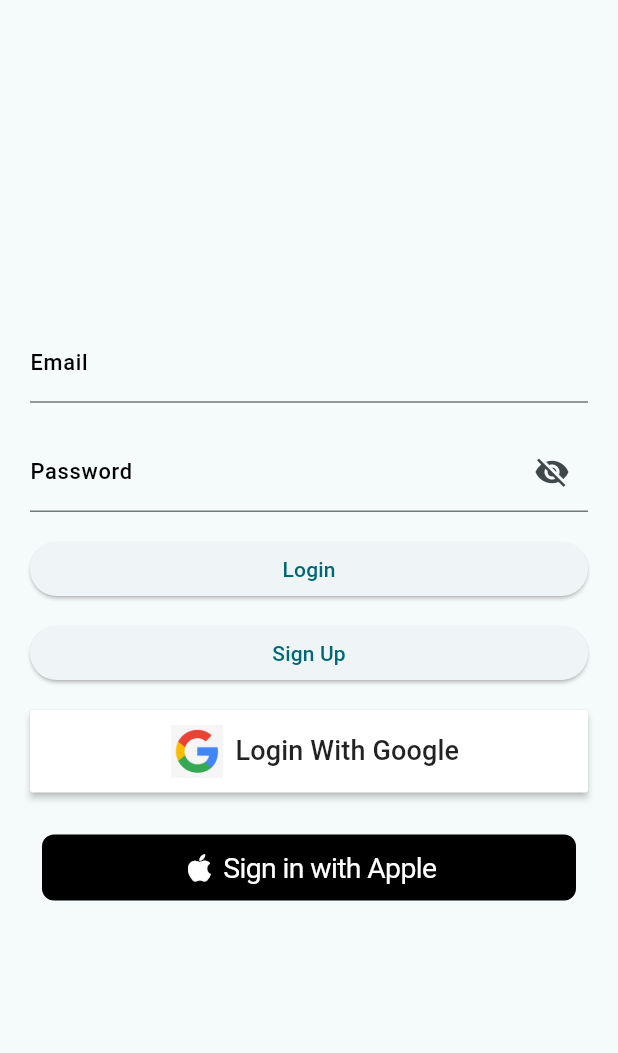
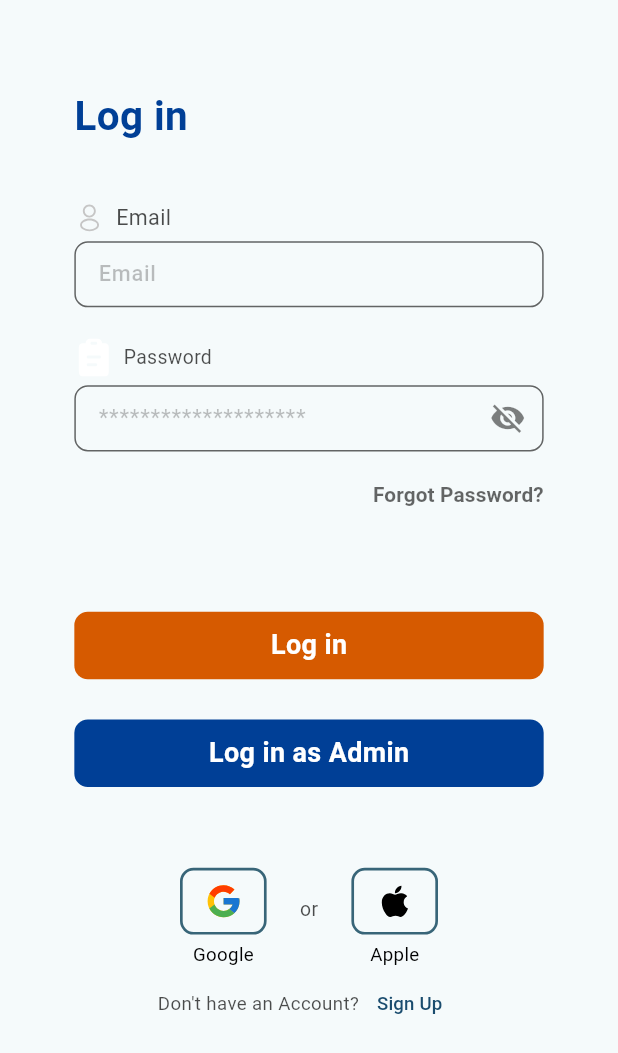
Before and after one commit to suliman1474/medico, a Flutter app: the LoginScreen screen opened directly, on a phone screen of 412 x 824 dp. Shown: the top 1053 px of the screen. Run offline on Flutter 3.47's test engine with Material 3 defaults, Android fonts, the phone set to English and light mode, and no system bars; drawn by our look-alikes of sign_in_with_apple; our stand-ins replace cached_network_image, cloud_firestore, device_preview, dio, firebase_auth, firebase_core and 8 more; accounts and stored records are empty; project files that could hold a hidden picture were left out.

Commit message:
sign up and login page completed

```diff
--- a/lib/core/icons.dart
+++ b/lib/core/icons.dart
@@ -31,6 +31,8 @@ class IconConstant {
   static String icCollege = 'assets/icons/college.svg';
   static String icEdit = 'assets/icons/edit.svg';
   static String icGmail = 'assets/icons/gmail.png';
+  static String icApple = 'assets/icons/apple.svg';
+  static String icGoogle = 'assets/icons/google.svg';
   static String icInsta = 'assets/icons/instagram.png';
   static String icWhatsapp = 'assets/icons/whatsapp.png';
 }
--- a/lib/routes.dart
+++ b/lib/routes.dart
@@ -2,6 +2,8 @@
 
 import 'package:get/get_navigation/src/routes/get_route.dart';
 import 'package:get/get_navigation/src/routes/transitions_type.dart';
+import 'package:medico/screens/Authentication/login_screen.dart';
+import 'package:medico/screens/Authentication/signup_screen.dart';
 import 'package:medico/screens/home/about_screen.dart';
 import 'package:medico/screens/home/home_screen.dart';
 import 'package:medico/screens/home/main_page.dart';
@@ -19,6 +21,12 @@ Routes() => [
       GetPage(
         name: '/splash',
         page: () => const SplashScreen(),
+        transition: Transition.leftToRightWithFade,
+        transitionDuration: const Duration(milliseconds: 600),
+      ),
+      GetPage(
+        name: '/login',
+        page: () => const LoginScreen(),
         transition: Transition.leftToRightWithFade,
         transitionDuration: const Duration(milliseconds: 600),
       ),
@@ -46,4 +54,10 @@ Routes() => [
         transition: Transition.leftToRightWithFade,
         transitionDuration: const Duration(milliseconds: 600),
       ),
+      GetPage(
+        name: '/signup',
+        page: () => const SignUpScreen(),
+        transition: Transition.leftToRightWithFade,
+        transitionDuration: const Duration(milliseconds: 600),
+      ),
     ];
--- a/lib/screens/Authentication/login.dart
+++ /dev/null
@@ -1,10 +0,0 @@
-import 'package:flutter/cupertino.dart';
-
-class Login extends StatelessWidget {
-  const Login({super.key});
-
-  @override
-  Widget build(BuildContext context) {
-    return Container(child: Text('Login in file empty text'));
-  }
-}
--- a/lib/screens/Authentication/login_screen.dart
+++ b/lib/screens/Authentication/login_screen.dart
@@ -1,8 +1,13 @@
 import 'package:flutter/material.dart';
+import 'package:flutter_screenutil/flutter_screenutil.dart';
 import 'package:get/get.dart';
-import 'package:sign_in_with_apple/sign_in_with_apple.dart';
+import 'package:medico/core/app_export.dart';
+import 'package:medico/widgets/auth_screen_button.dart';
+import 'package:medico/widgets/social_button.dart';
 
 import '../../controllers/auth_controller.dart';
+import '../../core/text_theme.dart';
+import '../../widgets/custom_image_view.dart';
 
 class LoginScreen extends StatefulWidget {
   const LoginScreen({super.key});
@@ -26,16 +31,44 @@ class _LoginScreenState extends State<LoginScreen> {
   @override
   Widget build(BuildContext context) {
     return Scaffold(
-      body: Center(
-        child: Padding(
-          padding: const EdgeInsets.all(20),
-          child: Obx(() {
-            return Form(
+      body: Obx(() {
+        return Column(
+          crossAxisAlignment: CrossAxisAlignment.center,
+          children: [
+            SizedBox(
+              width: 322.w,
+              child: Form(
                 key: _formKey,
                 child: OverflowBar(
-                overflowSpacing: 20,
+                  overflowSpacing: 5,
                   children: [
-                  TextFormField(
+                    SizedBox(
+                      height: 60.h,
+                    ),
+                    Row(
+                      mainAxisAlignment: MainAxisAlignment.start,
+                      children: [
+                        Text('Log in', style: customTexttheme.titleLarge),
+                      ],
+                    ),
+                    SizedBox(
+                      height: 30.h,
+                    ),
+                    Row(
+                      children: [
+                        CustomImageView(svgPath: IconConstant.icProfile),
+                        SizedBox(
+                          width: 8.w,
+                        ),
+                        Text(
+                          'Email',
+                          style: customTexttheme.bodyMedium,
+                        ),
+                      ],
+                    ),
+                    SizedBox(
+                      height: 49.h,
+                      child: TextFormField(
                         controller: controller.email,
                         validator: (text) {
                           if (text == null || text.isEmpty) {
@@ -43,11 +76,34 @@ class _LoginScreenState extends State<LoginScreen> {
                           }
                           return null;
                         },
-                    decoration: const InputDecoration(
+                        decoration: InputDecoration(
                           labelText: 'Email',
-                        labelStyle: TextStyle(color: Colors.black)),
+                          labelStyle:
+                              TextStyle(color: textColor.withOpacity(0.25)),
+                          enabledBorder: OutlineInputBorder(
+                            borderSide:
+                                BorderSide(color: textColor.withOpacity(0.6)),
+                            borderRadius: BorderRadius.circular(
+                                10.0.r), // Set your desired border radius
                           ),
-                  TextFormField(
+                        ),
+                      ),
+                    ),
+                    SizedBox(
+                      height: 10.h,
+                    ),
+                    Row(
+                      children: [
+                        CustomImageView(svgPath: IconConstant.icPrivacy),
+                        SizedBox(
+                          width: 8.w,
+                        ),
+                        const Text('Password')
+                      ],
+                    ),
+                    SizedBox(
+                      height: 49.h,
+                      child: TextFormField(
                         controller: controller.password,
                         validator: (text) {
                           if (text == null || text.isEmpty) {
@@ -57,83 +113,120 @@ class _LoginScreenState extends State<LoginScreen> {
                         },
                         obscureText: controller.isObsecure.value,
                         decoration: InputDecoration(
-                      labelText: 'Password',
-                      labelStyle: const TextStyle(color: Colors.black),
+                          enabledBorder: OutlineInputBorder(
+                            borderSide: BorderSide(
+                              color: textColor.withOpacity(0.6),
+                            ),
+                            borderRadius:
+                                BorderRadius.circular(10.0.r), // Set y
+                          ),
+                          labelText: '********************',
+                          labelStyle:
+                              TextStyle(color: Colors.black.withOpacity(0.25)),
                           suffixIcon: GestureDetector(
-                        onTap: controller.toggleObsecure, // Remove the () here
-                        child: Icon(controller.isObsecure.value
+                            onTap:
+                                controller.toggleObsecure, // Remove the () here
+                            child: Icon(
+                              controller.isObsecure.value
                                   ? Icons.visibility_off
-                            : Icons.visibility),
+                                  : Icons.visibility,
+                              color: textColor.withOpacity(0.5),
                             ),
                           ),
                         ),
-                  SizedBox(
-                    height: 36,
-                    width: double.infinity,
-                    child: ElevatedButton(
-                      onPressed: () {
-                        if (_formKey.currentState!.validate()) {
-                          controller.email.text =
-                              controller.email.text.trimRight();
-                          controller.signInWithEmailandPassword();
-                        }
-                      },
-                      child: const Text('Login'),
                       ),
                     ),
-                  SizedBox(
-                    height: 36,
-                    width: double.infinity,
-                    child: ElevatedButton(
-                      onPressed: () {
-                        Get.toNamed('/signup-screen');
-                      },
-                      child: const Text('Sign Up'),
-                    ),
-                  ),
-                  SizedBox(
-                    height: 55,
-                    width: double.infinity,
-                    child: MaterialButton(
-                      onPressed: () {
-                        controller.signInWithGoogle();
-                      },
-                      color: Colors.white,
-                      child: Row(
-                        mainAxisAlignment: MainAxisAlignment.center,
+                    Row(
+                      mainAxisAlignment: MainAxisAlignment.end,
                       children: [
-                          Padding(
-                            padding: const EdgeInsets.all(8.0),
-                            child: SizedBox(
-                              height: 35,
-                              width: 35,
-                              child: Image.asset('assets/google.png'),
-                            ),
-                          ),
-                          const Text(
-                            'Login With Google',
-                            style: TextStyle(fontSize: 18),
+                        TextButton(
+                            onPressed: () {},
+                            style: ButtonStyle(
+                                padding:
+                                    MaterialStateProperty.all(EdgeInsets.zero)),
+                            child: Text(
+                              'Forgot Password?',
+                              style: TextStyle(
+                                  fontSize: 13.86,
+                                  fontWeight: FontWeight.w600,
+                                  color: textColor.withOpacity(0.6)),
+                            )),
+                      ],
                     ),
                   ],
                 ),
               ),
             ),
+            SizedBox(
+              height: 60.h,
+            ),
+            AuthScreenButton(
+                color: const Color.fromRGBO(214, 90, 0, 1.0), text: 'Log in'),
+            SizedBox(
+              height: 30.h,
+            ),
+            AuthScreenButton(
+                color: const Color.fromRGBO(0, 63, 150, 1.0),
+                text: 'Log in as Admin'),
+            SizedBox(
+              height: 60.h,
+            ),
+            SizedBox(
+              width: 177.w,
+              child: Row(
+                mainAxisAlignment: MainAxisAlignment.spaceBetween,
+                children: [
+                  Column(
+                    children: [
+                      SocialButton(image: IconConstant.icGoogle),
+                      SizedBox(height: 5.h),
+                      Text(
+                        'Google',
+                        style:
+                            TextStyle(color: Colors.black, fontSize: 13.86.sp),
+                      )
+                    ],
+                  ),
                   Padding(
-                    padding: EdgeInsets.all(8.0),
-                    child: SignInWithAppleButton(
-                      onPressed: () async {
-                        AuthenticationController authenticationController =
-                            Get.find();
-                        await authenticationController.signInWithApple();
-                      },
+                    padding: EdgeInsets.only(bottom: 14.h),
+                    child: const Text('or'),
+                  ),
+                  Column(
+                    children: [
+                      SocialButton(image: IconConstant.icApple),
+                      SizedBox(height: 5.h),
+                      Text(
+                        'Apple',
+                        style:
+                            TextStyle(color: Colors.black, fontSize: 13.86.sp),
+                      )
+                    ],
+                  )
+                ],
+              ),
+            ),
+            Row(
+              mainAxisAlignment: MainAxisAlignment.center,
+              children: [
+                Text(
+                  "Don't have an Account?",
+                  style: TextStyle(fontSize: 13.86.sp),
+                ),
+                TextButton(
+                  onPressed: () {},
+                  child: Text(
+                    'Sign Up',
+                    style: TextStyle(
+                      fontSize: 13.86.sp,
+                      color: const Color.fromRGBO(26, 76, 110, 100),
+                    ),
                   ),
                 )
               ],
-              ),
+            )
+          ],
         );
       }),
-        ),
-      ),
     );
   }
 }
--- /dev/null
+++ b/lib/widgets/auth_screen_button.dart
@@ -0,0 +1,23 @@
+import 'package:flutter/material.dart';
+import 'package:flutter_screenutil/flutter_screenutil.dart';
+
+class AuthScreenButton extends StatelessWidget {
+  AuthScreenButton({super.key, required this.color, required this.text});
+  String text;
+  Color color;
+  @override
+  Widget build(BuildContext context) {
+    return Container(
+      height: 50.h,
+      width: 322.w,
+      decoration: BoxDecoration(
+          color: color, borderRadius: BorderRadius.circular(10.r)),
+      child: Center(
+          child: Text(
+        text,
+        style: TextStyle(
+            fontSize: 20.sp, color: Colors.white, fontWeight: FontWeight.bold),
+      )),
+    );
+  }
+}
--- /dev/null
+++ b/lib/widgets/social_button.dart
@@ -0,0 +1,25 @@
+import 'package:flutter/material.dart';
+import 'package:flutter_screenutil/flutter_screenutil.dart';
+import 'package:medico/widgets/custom_image_view.dart';
+
+class SocialButton extends StatelessWidget {
+  SocialButton({super.key, required this.image});
+  String image;
+  @override
+  Widget build(BuildContext context) {
+    return Container(
+      height: 49.51.h,
+      width: 59.42.w,
+      decoration: BoxDecoration(
+          border: Border.all(
+              color: const Color.fromRGBO(56, 101, 120, 100), width: 1.98.sp),
+          borderRadius: BorderRadius.circular(10.r)),
+      child: Center(
+          child: CustomImageView(
+        svgPath: image,
+        height: 29.71.h,
+        width: 29.71.w,
+      )),
+    );
+  }
+}
```
Also changed, not shown: lib/screens/Authentication/signup_screen.dart (added, +402 -0 lines), lib/screens/home/splash_screen.dart (+5 -2 lines), assets/icons/apple.svg (added), assets/icons/google.svg (added), pubspec.lock. Lines whose indentation alone changed are shown as unchanged.
